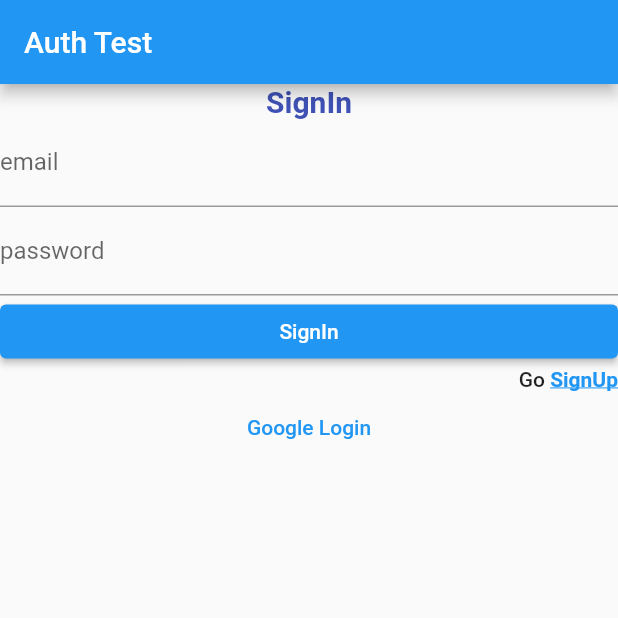
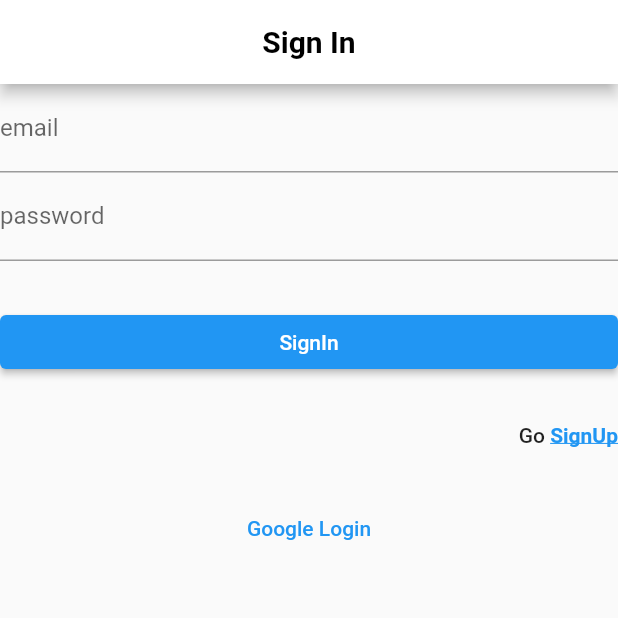
Before and after one commit to bajnsk/Capstone_Design2_Asher, a Flutter app: the screen it shows after launch, on a phone screen of 412 x 824 dp, the top half of it. Run offline on Flutter 3.47's test engine with Material 2 defaults, Android fonts, the phone set to English and light mode, and no system bars; our stand-ins replace firebase_auth, firebase_core, fluttertoast, google_sign_in; accounts and stored records are empty.

Commit message:
글자 수정 및 간격 수정 go signin signup 버튼 누르면 앱바 글자 바뀜

```diff
--- a/lib/main.dart
+++ b/lib/main.dart
@@ -54,7 +54,7 @@
   late String email;
   late String password;
   bool isInput = true; //false - result
-  bool isSignIn = true; //false - SingUp
+  bool isSignIn = true; //false - SignUp
 
   signIn() async {
     try {
@@ -119,8 +119,8 @@
 
   List<Widget> getInputWidget() {
     return [
-      Text(
-        isSignIn ? "SignIn" : "SignUp",
+      /*Text(
+        isSignIn ? "Sign In" : "Sign Up",
         style: TextStyle(
           color: Colors.indigo,
           fontWeight: FontWeight.bold,
@@ -128,12 +128,14 @@
         ),
         textAlign: TextAlign.center,
       ),
+      */
       Form(
         key: _formKey,
         child: Column(
           children: [
             TextFormField(
               decoration: InputDecoration(labelText: 'email'),
+              keyboardType: TextInputType.emailAddress,
               validator: (value) {
                 if (value?.isEmpty ?? false) {
                   return 'Please enter email';
@@ -160,9 +162,12 @@
               },
             ),
           ],
+
         ),
       ),
-      ElevatedButton(
+      SizedBox(height: 30,),
+      ButtonTheme(
+      child: ElevatedButton(
             onPressed: () {
               if (_formKey.currentState?.validate() ?? false) {
                 _formKey.currentState?.save();
@@ -175,6 +180,8 @@
               }
             },
             child: Text(isSignIn ? "SignIn" : "SignUp")),
+      ),
+      SizedBox(height: 30,),
       RichText(
         textAlign: TextAlign.right,
         text: TextSpan(
@@ -200,6 +207,8 @@
           ],
         ),
       ),
+      SizedBox(height: 30,)
+
     ];
   }
 
@@ -234,7 +243,16 @@
   Widget build(BuildContext context) {
     return Scaffold(
       appBar: AppBar(
-        title: Text("Auth Test"),
+        title: Text(
+          isSignIn ? "Sign In" : "Sign Up",
+          style: TextStyle(
+            color: Colors.black,
+            fontWeight: FontWeight.bold,
+            fontSize: 20,
+          ),
+        ),
+        centerTitle: true,
+        backgroundColor: Colors.white,
       ),
       body: Column(
         crossAxisAlignment: CrossAxisAlignment.stretch,
```
Also changed, not shown: lib/firebase_options.dart, 3 other files. Lines whose indentation alone changed are shown as unchanged.
